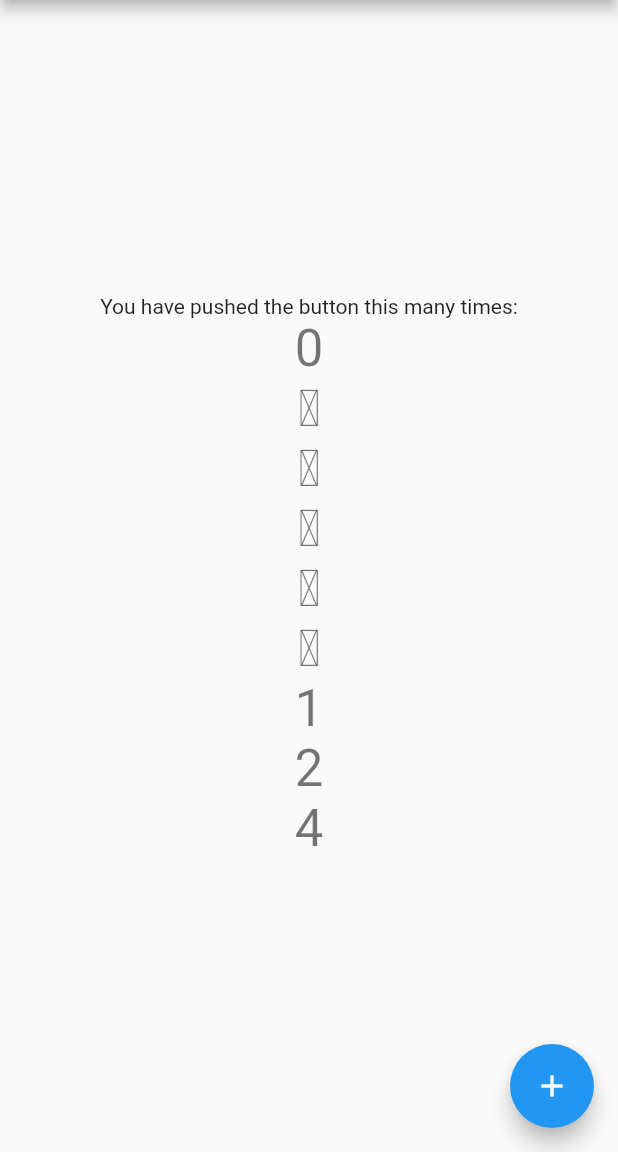
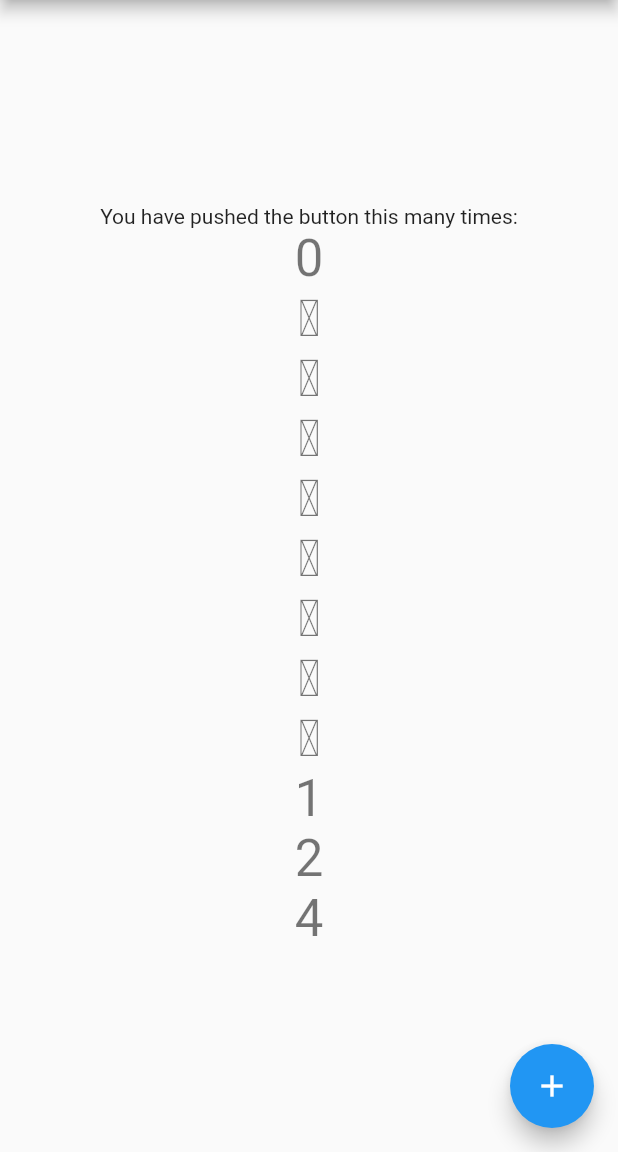
Before and after one commit to ItdaTeam/git_test, a Flutter app: the screen it shows after launch, on a phone screen of 412 x 824 dp, the part 84-1236 px from its top. Run offline on Flutter 3.47's test engine with Material 2 defaults, Android fonts, the phone set to English and light mode, and no system bars.

Commit message:
ㄱ 4개 추가

```diff
--- a/lib/main.dart
+++ b/lib/main.dart
@@ -104,6 +104,12 @@ class _MyHomePageState extends State<MyHomePage> {
             ),
 
             Text('ㄱ', style: Theme.of(context).textTheme.headline4,),
+            Text('ㄱ', style: Theme.of(context).textTheme.headline4,),
+            Text('ㄱ', style: Theme.of(context).textTheme.headline4,),
+            Text('ㄱ', style: Theme.of(context).textTheme.headline4,),
+
+
+
             Text('ㄴ', style: Theme.of(context).textTheme.headline4,),
             Text('ㄷ', style: Theme.of(context).textTheme.headline4,),
             Text('ㄹ', style: Theme.of(context).textTheme.headline4,),
```
